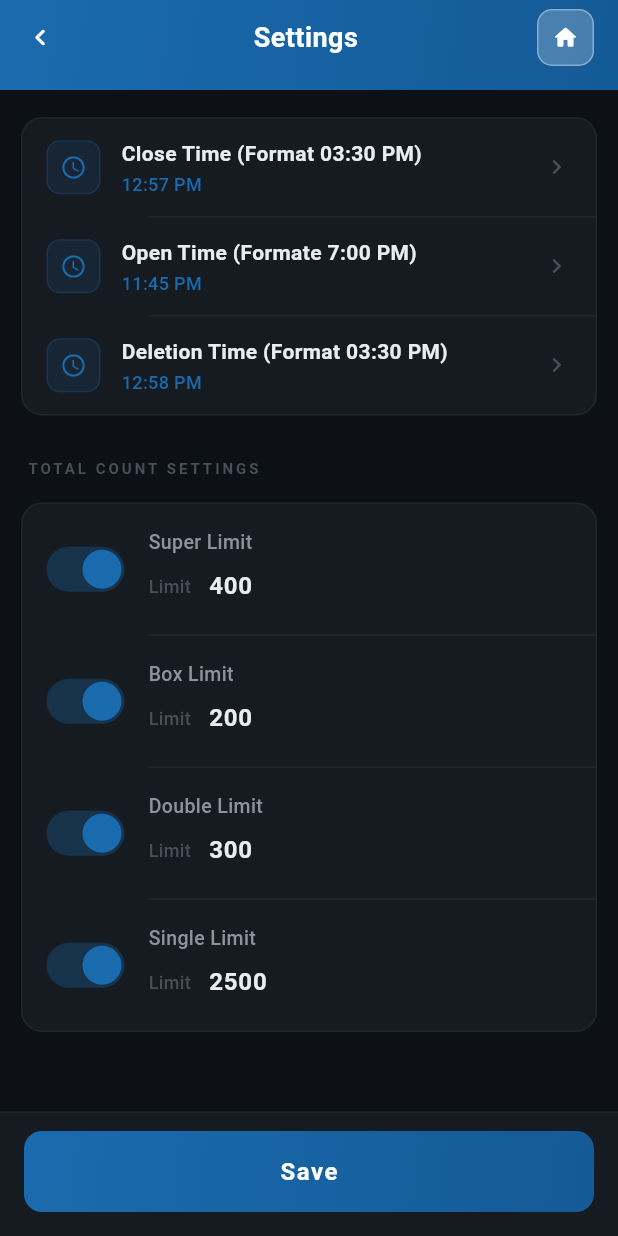
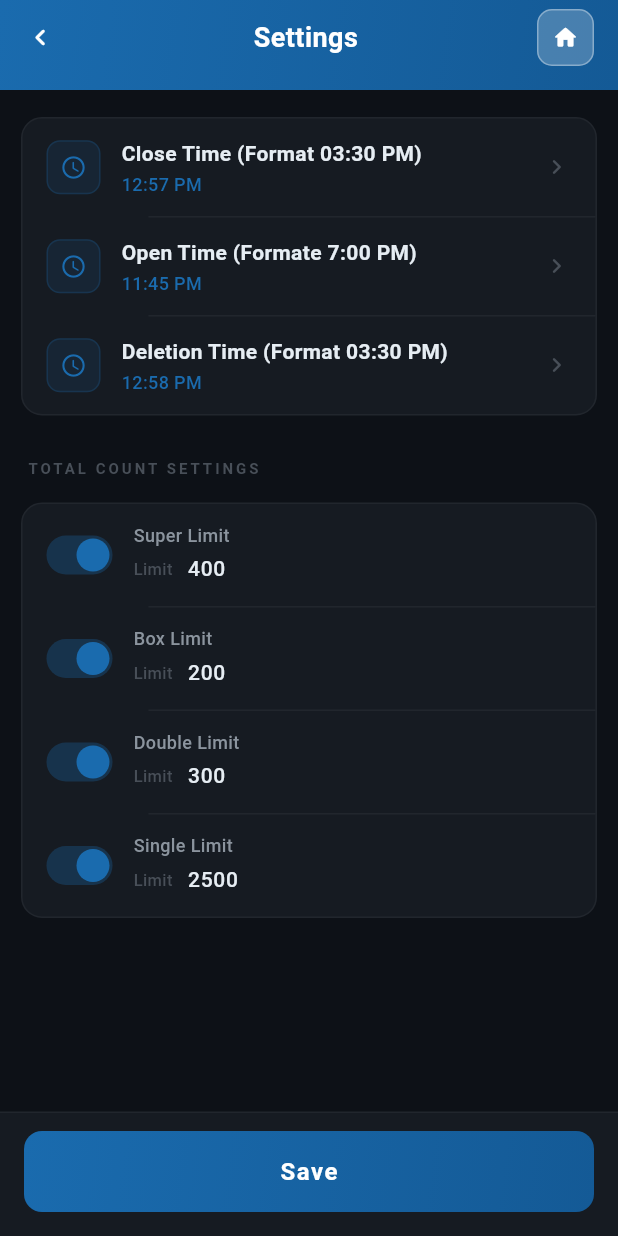
Before and after one commit to clevrf0x/flow_admin_mobile, a Flutter app: the SettingsScreen screen opened directly with empty values, on a phone screen of 412 x 824 dp. Run offline on Flutter 3.47's test engine with Material 3 defaults, Android fonts, the phone set to English and light mode, and no system bars; our stand-ins replace go_router.

Commit message:
fix settings total count section sizing
- Reduce row vertical padding 16 -> 12
- Shrink toggle from 52x30 to 44x26, thumb from 26 to 22
- Reduce label font 13px -> 12px, limit text 12px -> 11px
- Reduce value TextField font 16px w600 -> 14px w500

Co-Authored-By: Claude Opus 4.6 <noreply@anthropic.com>

```diff
--- a/lib/screens/settings/settings_screen.dart
+++ b/lib/screens/settings/settings_screen.dart
@@ -359,7 +359,7 @@ class _SettingsScreenState extends State<SettingsScreen> {
     bool isLast = false,
   }) {
     return Padding(
-      padding: const EdgeInsets.symmetric(horizontal: 16, vertical: 16),
+      padding: const EdgeInsets.symmetric(horizontal: 16, vertical: 12),
       child: Row(
         children: [
           // Toggle switch
@@ -367,10 +367,10 @@ class _SettingsScreenState extends State<SettingsScreen> {
             onTap: () => onToggle(!isEnabled),
             child: AnimatedContainer(
               duration: const Duration(milliseconds: 200),
-              width: 52,
-              height: 30,
+              width: 44,
+              height: 26,
               decoration: BoxDecoration(
-                borderRadius: BorderRadius.circular(15),
+                borderRadius: BorderRadius.circular(13),
                 color: isEnabled
                     ? accentColor.withOpacity(0.3)
                     : AppColors.dashboardBorder,
@@ -380,8 +380,8 @@ class _SettingsScreenState extends State<SettingsScreen> {
                 alignment:
                     isEnabled ? Alignment.centerRight : Alignment.centerLeft,
                 child: Container(
-                  width: 26,
-                  height: 26,
+                  width: 22,
+                  height: 22,
                   margin: const EdgeInsets.symmetric(horizontal: 2),
                   decoration: BoxDecoration(
                     shape: BoxShape.circle,
@@ -391,7 +391,7 @@ class _SettingsScreenState extends State<SettingsScreen> {
               ),
             ),
           ),
-          const SizedBox(width: 16),
+          const SizedBox(width: 14),
           // Label and input
           Expanded(
             child: Column(
@@ -401,22 +401,22 @@ class _SettingsScreenState extends State<SettingsScreen> {
                   label,
                   style: const TextStyle(
                     color: AppColors.dashboardTextSub,
-                    fontSize: 13,
+                    fontSize: 12,
                     fontWeight: FontWeight.w500,
                   ),
                 ),
-                const SizedBox(height: 4),
+                const SizedBox(height: 2),
                 Row(
                   children: [
                     const Text(
                       'Limit',
                       style: TextStyle(
                         color: AppColors.dashboardTextDim,
-                        fontSize: 12,
+                        fontSize: 11,
                         fontWeight: FontWeight.w500,
                       ),
                     ),
-                    const SizedBox(width: 12),
+                    const SizedBox(width: 10),
                     Expanded(
                       child: TextField(
                         controller: controller,
@@ -429,12 +429,12 @@ class _SettingsScreenState extends State<SettingsScreen> {
                           color: isEnabled
                               ? AppColors.dashboardTextPrim
                               : AppColors.dashboardTextDim,
-                          fontSize: 16,
-                          fontWeight: FontWeight.w600,
+                          fontSize: 14,
+                          fontWeight: FontWeight.w500,
                         ),
                         decoration: const InputDecoration(
                           isDense: true,
-                          contentPadding: EdgeInsets.symmetric(vertical: 4),
+                          contentPadding: EdgeInsets.symmetric(vertical: 2),
                           border: InputBorder.none,
                         ),
                       ),
```
